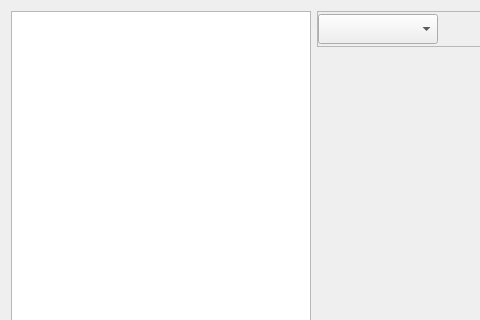
This is gui/qt_widgets/board/ConceptBoardWidget.ui in Daydreamer-AI/MPolicy as Qt 5 draws it before an edit; both pictures show x 0 to 480 and y 0 to 320 of the 1366 by 768 pixel window. The edited form follows.
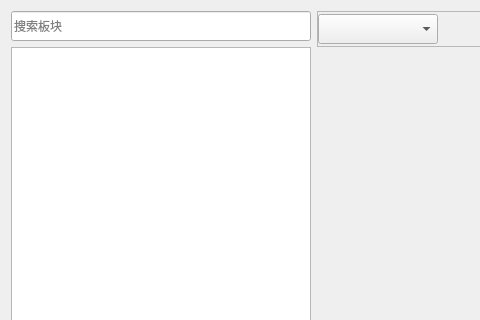
This is the edited form.

Commit message: 行业板块界面添加搜索

Diff of the .ui file:
```diff
--- a/gui/qt_widgets/board/ConceptBoardWidget.ui
+++ b/gui/qt_widgets/board/ConceptBoardWidget.ui
@@ -15,6 +15,27 @@
   </property>
   <layout class="QHBoxLayout" name="horizontalLayout_2">
    <item>
+    <layout class="QVBoxLayout" name="verticalLayout_2">
+     <item>
+      <widget class="QLineEdit" name="lineEdit_search">
+       <property name="minimumSize">
+        <size>
+         <width>300</width>
+         <height>30</height>
+        </size>
+       </property>
+       <property name="maximumSize">
+        <size>
+         <width>300</width>
+         <height>16777215</height>
+        </size>
+       </property>
+       <property name="placeholderText">
+        <string>搜索板块</string>
+       </property>
+      </widget>
+     </item>
+     <item>
     <widget class="QListWidget" name="listWidget_card">
      <property name="minimumSize">
       <size>
@@ -29,6 +50,8 @@
       </size>
      </property>
     </widget>
+     </item>
+    </layout>
    </item>
    <item>
     <layout class="QVBoxLayout" name="verticalLayout">
```
Lines whose indentation alone changed are shown as unchanged. The commit also changes 3 other files.
